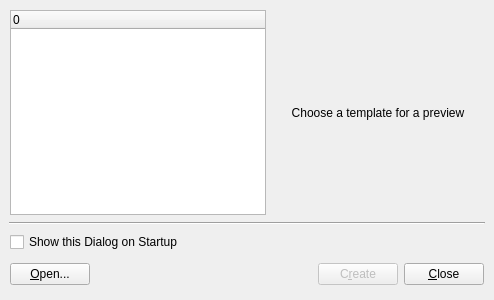
This is tools/designer/src/designer/newform.ui in Fat-Zer/qt4-historical as Qt 5 draws it before an edit. The edited form follows.
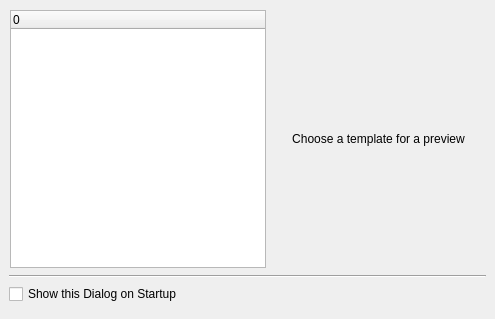
This is the edited form.

Diff of the .ui file:
```diff
--- a/tools/designer/src/designer/newform.ui
+++ b/tools/designer/src/designer/newform.ui
@@ -29,8 +29,8 @@
    <rect>
     <x>0</x>
     <y>0</y>
-    <width>494</width>
-    <height>300</height>
+    <width>495</width>
+    <height>319</height>
    </rect>
   </property>
   <property name="windowTitle" >
@@ -53,22 +53,6 @@
      </property>
      <item>
       <widget class="QTreeWidget" name="treeWidget" >
-       <property name="geometry" >
-        <rect>
-         <x>1</x>
-         <y>1</y>
-         <width>256</width>
-         <height>205</height>
-        </rect>
-       </property>
-       <property name="sizePolicy" >
-        <sizepolicy>
-         <hsizetype>1</hsizetype>
-         <vsizetype>7</vsizetype>
-         <horstretch>0</horstretch>
-         <verstretch>0</verstretch>
-        </sizepolicy>
-       </property>
        <property name="iconSize" >
         <size>
          <width>128</width>
@@ -90,14 +74,6 @@
      </item>
      <item>
       <widget class="QLabel" name="lblPreview" >
-       <property name="geometry" >
-        <rect>
-         <x>263</x>
-         <y>1</y>
-         <width>212</width>
-         <height>205</height>
-        </rect>
-       </property>
        <property name="sizePolicy" >
         <sizepolicy>
          <hsizetype>7</hsizetype>
@@ -124,14 +100,6 @@
    </item>
    <item>
     <widget class="QFrame" name="horizontalLine" >
-     <property name="geometry" >
-      <rect>
-       <x>9</x>
-       <y>222</y>
-       <width>476</width>
-       <height>3</height>
-      </rect>
-     </property>
      <property name="frameShape" >
       <enum>QFrame::HLine</enum>
      </property>
@@ -141,114 +109,27 @@
     </widget>
    </item>
    <item>
-    <layout class="QGridLayout" >
-     <property name="margin" >
-      <number>1</number>
+    <widget class="QCheckBox" name="chkShowOnStartup" >
+     <property name="text" >
+      <string>Show this Dialog on Startup</string>
      </property>
-     <property name="spacing" >
-      <number>6</number>
-     </property>
-     <item row="1" column="0" >
-      <widget class="QPushButton" name="openButton" >
-       <property name="geometry" >
-        <rect>
-         <x>1</x>
-         <y>27</y>
-         <width>103</width>
-         <height>32</height>
-        </rect>
-       </property>
-       <property name="text" >
-        <string>&amp;Open...</string>
-       </property>
-      </widget>
-     </item>
-     <item row="1" column="1" >
-      <spacer>
-       <property name="geometry" >
-        <rect>
-         <x>110</x>
-         <y>27</y>
-         <width>147</width>
-         <height>32</height>
-        </rect>
-       </property>
-       <property name="orientation" >
-        <enum>Qt::Horizontal</enum>
-       </property>
-       <property name="sizeHint" >
-        <size>
-         <width>61</width>
-         <height>32</height>
-        </size>
-       </property>
-      </spacer>
-     </item>
-     <item row="1" column="2" >
-      <widget class="QPushButton" name="createButton" >
-       <property name="enabled" >
-        <bool>false</bool>
-       </property>
-       <property name="geometry" >
-        <rect>
-         <x>263</x>
-         <y>27</y>
-         <width>103</width>
-         <height>32</height>
-        </rect>
-       </property>
-       <property name="text" >
-        <string>C&amp;reate</string>
-       </property>
-       <property name="autoDefault" >
-        <bool>false</bool>
-       </property>
-       <property name="default" >
-        <bool>true</bool>
-       </property>
-      </widget>
-     </item>
-     <item row="1" column="3" >
-      <widget class="QPushButton" name="closeButton" >
-       <property name="geometry" >
-        <rect>
-         <x>372</x>
-         <y>27</y>
-         <width>103</width>
-         <height>32</height>
-        </rect>
-       </property>
-       <property name="text" >
-        <string>&amp;Close</string>
-       </property>
-       <property name="autoDefault" >
-        <bool>false</bool>
-       </property>
-       <property name="default" >
-        <bool>false</bool>
-       </property>
-      </widget>
-     </item>
-     <item row="0" column="0" colspan="2" >
-      <widget class="QCheckBox" name="chkShowOnStartup" >
-       <property name="geometry" >
-        <rect>
-         <x>1</x>
-         <y>1</y>
-         <width>256</width>
-         <height>20</height>
-        </rect>
-       </property>
-       <property name="text" >
-        <string>Show this Dialog on Startup</string>
-       </property>
-      </widget>
-     </item>
-    </layout>
+    </widget>
+   </item>
+   <item>
+    <widget class="QDialogButtonBox" name="buttonBox" />
    </item>
   </layout>
  </widget>
  <pixmapfunction></pixmapfunction>
+ <customwidgets>
+  <customwidget>
+   <class>QDialogButtonBox</class>
+   <extends>QWidget</extends>
+   <header>qdialogbuttonbox.h</header>
+   <container>1</container>
+   <pixmap></pixmap>
+  </customwidget>
+ </customwidgets>
  <resources/>
  <connections/>
 </ui>
```
Left out of the diff: 2 changed lines with no effect on the pictures.
